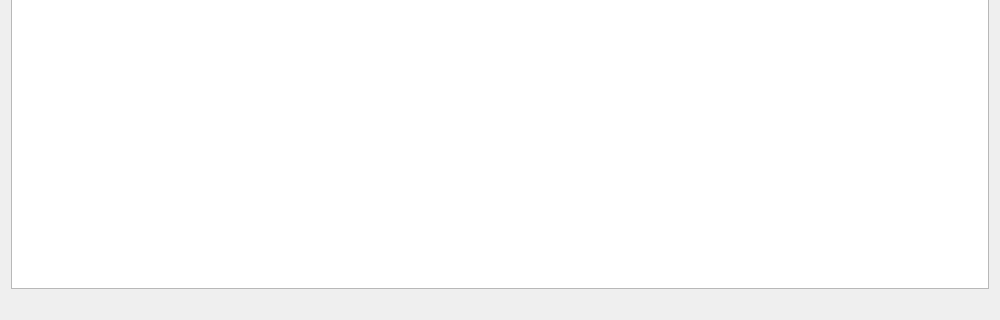
This is ui/BrowserPluginPage.ui in rakehellsx/MaliciousDetector as Qt 5 draws it before an edit; both pictures show x 0 to 1000 and y 330 to 650 of the 1000 by 650 pixel window. The edited form follows.
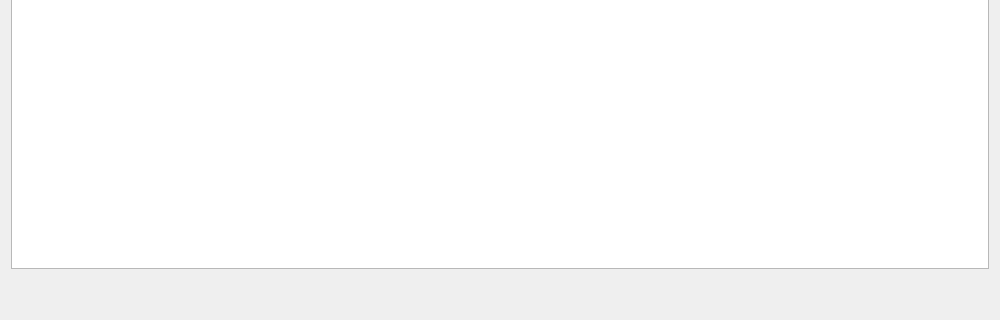
This is the edited form.

Commit message: fix: 修复所有 .ui 控件名与源码 findChild 不一致导致的段错误

Diff of the .ui file:
```diff
--- a/ui/BrowserPluginPage.ui
+++ b/ui/BrowserPluginPage.ui
@@ -70,6 +70,11 @@
      <column><property name="text"><string>浏览器</string></property></column><column><property name="text"><string>插件名</string></property></column><column><property name="text"><string>发布者</string></property></column><column><property name="text"><string>版本</string></property></column><column><property name="text"><string>状态</string></property></column><column><property name="text"><string>风险</string></property></column>
     </widget>
   </item>
+  <item>
+   <widget class="QLabel" name="m_lblSummary">
+     <property name="text"><string></string></property>
+    </widget>
+  </item>
   <item>
    <widget class="QLabel" name="m_lblStatus">
      <property name="text"><string></string></property>
```
The commit also changes 6 other files.
